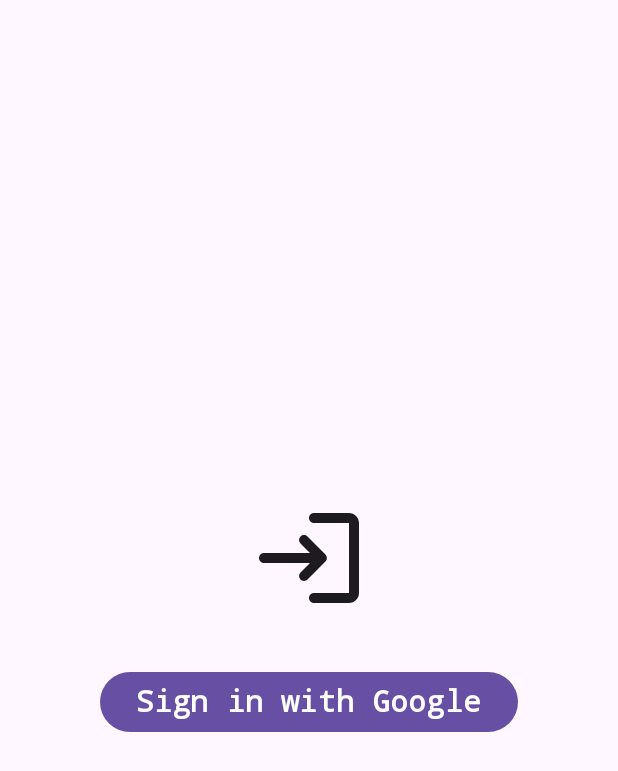
After one commit to M4TTH3/Timestamp, an Android app built with Jetpack Compose: the LoginScreen screen opened through its navigation route, on a phone screen of 412 x 824 dp. The commit adds this screen. Shown: the top 771 px of the screen. Run offline under Robolectric (Android 15) with nearby library versions, the phone set to English and light mode, and no system bars; our stand-ins replace Firebase (no records; nobody signed in at launch, a user with empty details on screens opened directly).

Commit message:
Firebase Google log-in

```diff
--- a/mobile/src/main/AndroidManifest.xml
+++ b/mobile/src/main/AndroidManifest.xml
@@ -1,6 +1,5 @@
 <?xml version="1.0" encoding="utf-8"?>
 <manifest xmlns:android="http://schemas.android.com/apk/res/android">
-
     <application
         android:allowBackup="true"
         android:icon="@mipmap/ic_launcher"
@@ -25,9 +24,9 @@
             android:value="YOUR_API_KEY" />
 
         <activity
-            android:name=".TestActivity"
+            android:name=".MainActivity"
             android:exported="true"
-            android:label="@string/title_activity_test">
+            android:label="@string/title_activity_main">
             <intent-filter>
                 <action android:name="android.intent.action.MAIN" />
 
--- /dev/null
+++ b/mobile/src/main/java/org/timestamp/mobile/HomeScreen.kt
@@ -0,0 +1,103 @@
+package org.timestamp.mobile
+
+import androidx.compose.foundation.layout.Arrangement
+import androidx.compose.foundation.layout.Column
+import androidx.compose.foundation.layout.Spacer
+import androidx.compose.foundation.layout.fillMaxSize
+import androidx.compose.foundation.layout.padding
+import androidx.compose.foundation.layout.size
+import androidx.compose.foundation.shape.RoundedCornerShape
+import androidx.compose.material.Surface
+import androidx.compose.material3.Button
+import androidx.compose.material3.Text
+import androidx.compose.runtime.Composable
+import androidx.compose.ui.Alignment
+import androidx.compose.ui.Modifier
+import androidx.compose.ui.draw.clip
+import androidx.compose.ui.text.TextStyle
+import androidx.compose.ui.text.font.FontFamily
+import androidx.compose.ui.text.font.FontWeight
+import androidx.compose.ui.text.style.TextOverflow
+import androidx.compose.ui.unit.dp
+import androidx.compose.ui.unit.sp
+import androidx.compose.ui.platform.LocalContext
+import androidx.compose.ui.layout.ContentScale
+import com.google.firebase.auth.FirebaseUser
+import coil.compose.AsyncImage
+import coil.request.ImageRequest
+
+@Composable
+fun HomeScreen(
+    modifier: Modifier = Modifier,
+    currentUser: FirebaseUser?,
+    onSignOutClick: () -> Unit
+) {
+    val textStyle = TextStyle(
+        fontFamily = FontFamily.Monospace,
+        fontWeight = FontWeight.Medium,
+        fontSize = 18.sp
+    )
+
+    Surface(
+        modifier = modifier
+            .fillMaxSize()
+    ) {
+        Column(
+            modifier = Modifier
+                .fillMaxSize()
+                .padding(horizontal = 16.dp),
+            horizontalAlignment = Alignment.CenterHorizontally,
+            verticalArrangement = Arrangement.Center
+        ) {
+            currentUser?.let { user ->
+                user.photoUrl?.let {
+                    AsyncImage(
+                        modifier = Modifier
+                            .size(140.dp)
+                            .clip(RoundedCornerShape(4.dp)),
+                        model = ImageRequest.Builder(LocalContext.current)
+                            .data(it)
+                            .crossfade(true)
+                            .build(),
+                        contentDescription = "profile picture",
+                        contentScale = ContentScale.Crop
+                    )
+                    Spacer(modifier = Modifier.size(16.dp))
+                }
+                user.displayName?.let { name ->
+                    Text(
+                        text = name,
+                        style = textStyle,
+                        maxLines = 1,
+                        overflow = TextOverflow.Ellipsis
+                    )
+                    Spacer(modifier = Modifier.size(16.dp))
+                }
+                user.email?.let { mailId ->
+                    Text(
+                        text = "Mail ID: $mailId",
+                        style = textStyle,
+                        maxLines = 1,
+                        overflow = TextOverflow.Ellipsis
+                    )
+                    Spacer(modifier = Modifier.size(16.dp))
+                }
+                Text(text = "UID: ${user.uid}",
+                    style = textStyle,
+                    maxLines = 1,
+                    overflow = TextOverflow.Ellipsis
+                )
+                Spacer(modifier = Modifier.size(16.dp))
+                Button(onClick = { onSignOutClick() }) {
+                    Text(
+                        text = "Sign Out",
+                        style = textStyle.copy(
+                            fontWeight = FontWeight.SemiBold
+                        )
+                    )
+                }
+            }
+        }
+    }
+
+}
--- /dev/null
+++ b/mobile/src/main/java/org/timestamp/mobile/LoginScreen.kt
@@ -0,0 +1,53 @@
+package org.timestamp.mobile
+
+import android.graphics.drawable.Icon
+import androidx.compose.foundation.layout.Arrangement
+import androidx.compose.foundation.layout.Column
+import androidx.compose.foundation.layout.Spacer
+import androidx.compose.foundation.layout.fillMaxSize
+import androidx.compose.foundation.layout.size
+import androidx.compose.material.icons.Icons
+import androidx.compose.material3.Icon
+import androidx.compose.material.icons.automirrored.rounded.Login
+import androidx.compose.material3.Button
+import androidx.compose.runtime.Composable
+import androidx.compose.ui.Alignment
+import androidx.compose.ui.Modifier
+import androidx.compose.material3.Surface
+import androidx.compose.material3.Text
+import androidx.compose.ui.text.font.FontFamily
+import androidx.compose.ui.text.font.FontWeight
+import androidx.compose.ui.unit.dp
+import androidx.compose.ui.unit.sp
+
+@Composable
+fun LoginScreen(
+    modifier: Modifier = Modifier,
+    onSignInClick: () -> Unit
+) {
+    Surface(
+        modifier = modifier
+            .fillMaxSize()
+    ) {
+        Column(
+            modifier = Modifier
+                .fillMaxSize(),
+            horizontalAlignment = Alignment.CenterHorizontally,
+            verticalArrangement = Arrangement.Center
+        ) {
+            Icon(
+                modifier = Modifier
+                    .size(80.dp),
+                imageVector = Icons.AutoMirrored.Rounded.Login,
+                contentDescription = null
+            )
+            Spacer(modifier = Modifier.size(32.dp))
+            Button(onClick = { onSignInClick() }) {
+                Text(text = "Sign in with Google",
+                    fontFamily = FontFamily.Monospace,
+                    fontWeight = FontWeight.SemiBold,
+                    fontSize = 20.sp)
+            }
+        }
+    }
+}
--- /dev/null
+++ b/mobile/src/main/java/org/timestamp/mobile/MainActivity.kt
@@ -0,0 +1,124 @@
+package org.timestamp.mobile
+
+import androidx.appcompat.app.AppCompatActivity
+import androidx.activity.compose.setContent
+import android.os.Bundle
+import android.widget.Toast
+import androidx.activity.ComponentActivity
+import androidx.activity.enableEdgeToEdge
+import androidx.compose.runtime.rememberCoroutineScope
+import androidx.compose.ui.platform.LocalContext
+import androidx.credentials.ClearCredentialStateRequest
+import androidx.credentials.GetCredentialRequest
+import androidx.navigation.compose.rememberNavController
+import androidx.navigation.compose.NavHost
+import androidx.navigation.compose.composable
+
+import com.google.android.gms.maps.CameraUpdateFactory
+import com.google.android.gms.maps.GoogleMap
+import com.google.android.gms.maps.OnMapReadyCallback
+import com.google.android.gms.maps.SupportMapFragment
+import com.google.android.gms.maps.model.LatLng
+import com.google.android.gms.maps.model.MarkerOptions
+import com.google.android.libraries.identity.googleid.GetGoogleIdOption
+import com.google.android.libraries.identity.googleid.GoogleIdTokenCredential
+import com.google.firebase.auth.FirebaseAuth
+import com.google.firebase.auth.GoogleAuthProvider
+import com.google.firebase.Firebase
+import com.google.firebase.auth.auth
+import kotlinx.coroutines.launch
+import androidx.credentials.CredentialManager as CredentialManager
+import org.timestamp.mobile.ui.theme.TimestampTheme
+
+const val WEB_CLIENT_ID = "536982464003-t8sflk6gatc53sfh131q1t1mp7fjhjsk.apps.googleusercontent.com"
+
+enum class Screen {
+    Login,
+    Home
+}
+
+class MainActivity : ComponentActivity() {
+
+    private lateinit var auth: FirebaseAuth
+
+    override fun onCreate(savedInstanceState: Bundle?) {
+        super.onCreate(savedInstanceState)
+        enableEdgeToEdge()
+        auth = Firebase.auth
+        setContent {
+            TimestampTheme {
+                val navController = rememberNavController()
+
+                val context = LocalContext.current
+                val scope = rememberCoroutineScope()
+                val credentialManager = CredentialManager.create(context)
+
+                val startDestination = if (auth.currentUser == null) Screen.Login.name else Screen.Home.name
+
+                NavHost(
+                    navController = navController,
+                    startDestination = startDestination
+                ) {
+                    composable(Screen.Login.name) {
+                        LoginScreen(
+                            onSignInClick = {
+                            val googleIdOption = GetGoogleIdOption.Builder()
+                                .setFilterByAuthorizedAccounts(false)
+                                .setServerClientId(WEB_CLIENT_ID)
+                                .build()
+
+                                val request = GetCredentialRequest.Builder()
+                                    .addCredentialOption(googleIdOption)
+                                    .build()
+
+                                scope.launch {
+                                    try {
+                                        val result = credentialManager.getCredential(
+                                            context = context,
+                                            request = request
+                                        )
+                                        val credential = result.credential
+                                        val googleIdTokenCredential = GoogleIdTokenCredential
+                                            .createFrom(credential.data)
+                                        val googleIdToken = googleIdTokenCredential.idToken
+
+                                        val firebaseCredential = GoogleAuthProvider.getCredential(googleIdToken, null)
+                                        auth.signInWithCredential(firebaseCredential)
+                                            .addOnCompleteListener { task ->
+                                                if (task.isSuccessful) {
+                                                    navController.popBackStack()
+                                                    navController.navigate(Screen.Home.name)
+                                                }
+                                            }
+                                    } catch (e: Exception) {
+                                        Toast.makeText(
+                                            context,
+                                            "Error: ${e.message}",
+                                            Toast.LENGTH_SHORT
+                                        ).show()
+                                        e.printStackTrace()
+                                    }
+                                }
+                            }
+                        )
+                    }
+                    composable(Screen.Home.name) {
+                        HomeScreen(
+                            currentUser = auth.currentUser,
+                            onSignOutClick = {
+                                auth.signOut()
+                                scope.launch {
+                                    credentialManager.clearCredentialState(
+                                        ClearCredentialStateRequest()
+                                    )
+                                }
+                                navController.popBackStack()
+                                navController.navigate(Screen.Login.name)
+                            }
+                        )
+                    }
+                }
+            }
+        }
+    }
+}
--- /dev/null
+++ b/mobile/src/main/java/org/timestamp/mobile/ui/theme/Theme.kt
@@ -0,0 +1,13 @@
+package org.timestamp.mobile.ui.theme
+
+import androidx.compose.runtime.Composable
+import androidx.compose.material.MaterialTheme
+
+@Composable
+fun TimestampTheme(
+    content: @Composable () -> Unit
+) {
+    MaterialTheme {
+        content()
+    }
+}
--- a/mobile/src/main/res/values/strings.xml
+++ b/mobile/src/main/res/values/strings.xml
@@ -1,4 +1,5 @@
 <resources>
     <string name="app_name">mobile</string>
-    <string name="title_activity_test">TestActivity</string>
+    <string name="title_activity_main">MainActivity</string>
+    <string name="web_client_id">536982464003-t8sflk6gatc53sfh131q1t1mp7fjhjsk.apps.googleusercontent.com</string>
 </resources>
```
Also changed, not shown: gradle/libs.versions.toml (+18 -0 lines), mobile/build.gradle.kts (+13 -0 lines), mobile/src/main/java/org/timestamp/mobile/TestActivity.kt (deleted, +0 -48 lines), mobile/src/main/res/layout/activity_main.xml (renamed from mobile/src/main/res/layout/activity_test.xml), 9 other files.
